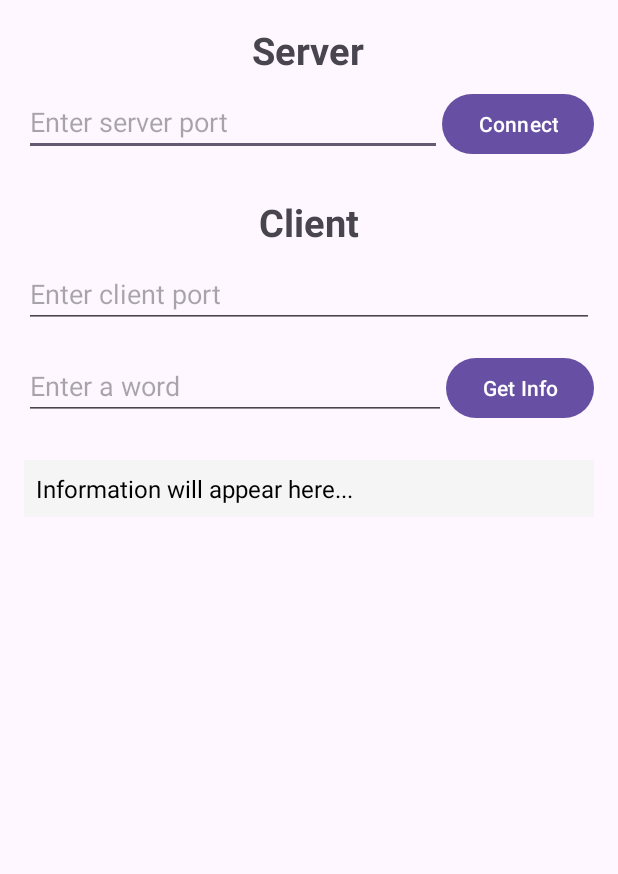
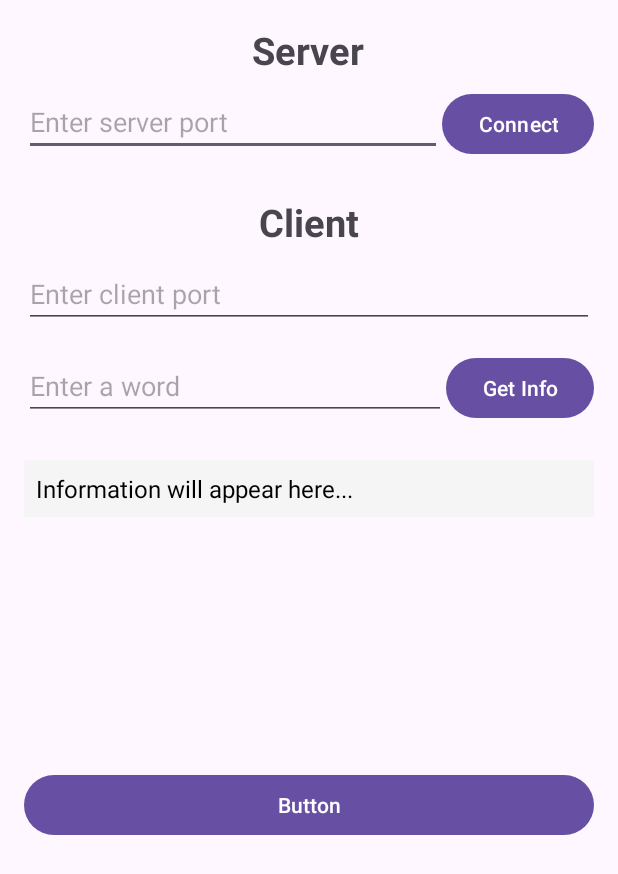
Before and after one commit to poentavy/PracticalTest02V2, an Android app: the screen it shows after launch (PracticalTest02V2MainActivity), on a phone screen of 412 x 824 dp. Shown: the top 874 px of the screen. Run offline under Robolectric (Android 15) with nearby library versions, the phone set to English and light mode, and no system bars.

Commit message:
Update activity_practical_test02v2_main.xml

```diff
--- a/app/src/main/res/layout/activity_practical_test02v2_main.xml
+++ b/app/src/main/res/layout/activity_practical_test02v2_main.xml
@@ -89,23 +89,34 @@
             android:layout_width="wrap_content"
             android:layout_height="wrap_content"
             android:text="Get Info" />
+
+
     </LinearLayout>
 
     <!-- Zona pentru afișarea informațiilor -->
     <ScrollView
         android:layout_width="match_parent"
-        android:layout_height="match_parent"
+        android:layout_height="222dp"
         android:paddingTop="16dp">
 
         <TextView
             android:id="@+id/info_view"
             android:layout_width="match_parent"
             android:layout_height="wrap_content"
+            android:background="#F5F5F5"
             android:padding="8dp"
             android:text="Information will appear here..."
-            android:textSize="16sp"
             android:textColor="#000000"
-            android:background="#F5F5F5" />
+            android:textSize="16sp" />
+
+
     </ScrollView>
 
+    <Button
+        android:id="@+id/jump_to_python"
+        android:layout_width="match_parent"
+        android:layout_height="wrap_content"
+        android:text="Button" />
+
+
 </LinearLayout>
```
